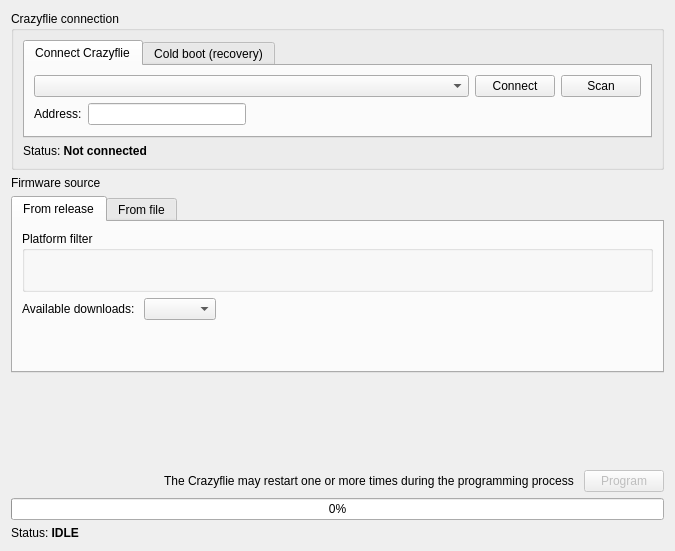
This is src/cfclient/ui/dialogs/bootloader.ui in llanesc/crazyflie-clients-python as Qt 5 draws it before an edit. The edited form follows.
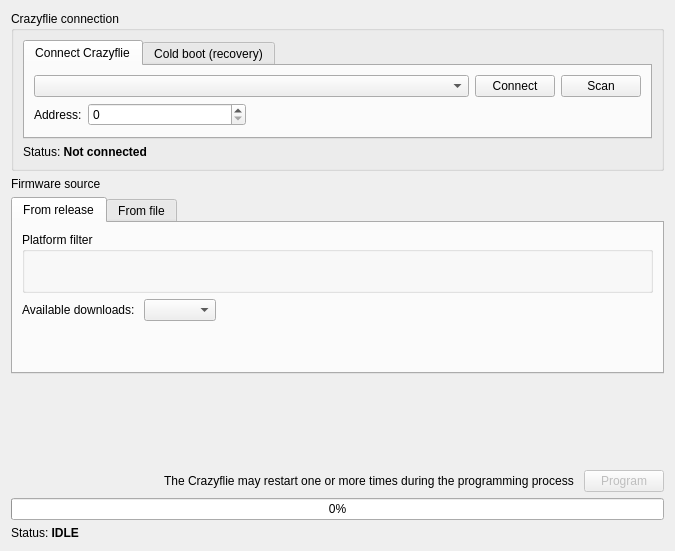
This is the edited form. Custom widgets are drawn as their Qt base class.

Commit message: remove sitl checkbox and check sitl if link is udp

The edit to the form file:
```diff
--- a/src/cfclient/ui/dialogs/bootloader.ui
+++ b/src/cfclient/ui/dialogs/bootloader.ui
@@ -76,7 +76,7 @@
                </widget>
               </item>
               <item>
-               <widget class="AddressBox" name="address">
+               <widget class="HexSpinBox" name="address">
                 <property name="sizePolicy">
                  <sizepolicy hsizetype="Fixed" vsizetype="Fixed">
                   <horstretch>0</horstretch>
@@ -373,9 +373,9 @@
  </widget>
  <customwidgets>
   <customwidget>
-   <class>AddressBox</class>
-   <extends>QLineEdit</extends>
-   <header>cfclient.ui.widgets.addressbox</header>
+   <class>HexSpinBox</class>
+   <extends>QSpinBox</extends>
+   <header>cfclient.ui.widgets.hexspinbox</header>
   </customwidget>
  </customwidgets>
  <resources/>
```
The commit also changes 6 other files.
